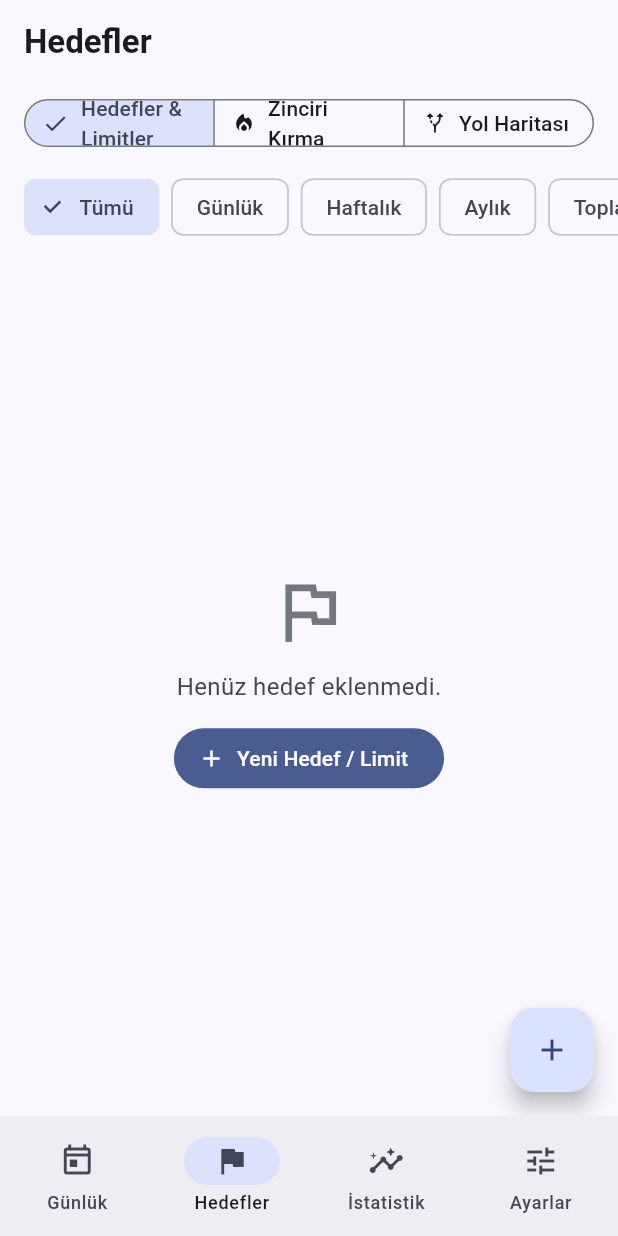
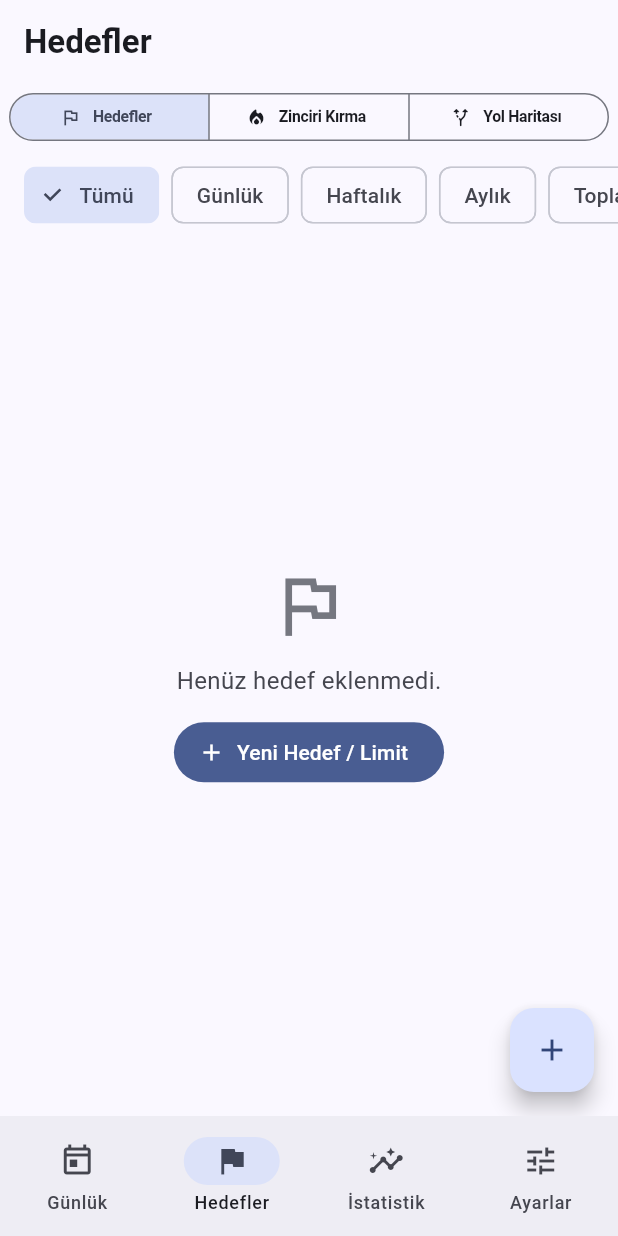
Before and after one commit to muratboy/seyir, a Flutter app: the screen it shows after launch, item 2 of the bottom bar chosen, on a phone screen of 412 x 824 dp. Run offline on Flutter 3.47's test engine with Material 3 defaults, Android fonts, the phone set to English and light mode, and no system bars; our stand-ins replace csv, fl_chart, flutter_local_notifications, flutter_timezone, pdf, pedometer and 4 more; missing offline and left inert: home_widget; accounts and stored records are empty; statements that could not run were skipped.

Commit message:
fix: Optimize Goals SegmentedButton styling and labels to prevent text overflow

```diff
--- a/lib/ui/components/today_roadmap_panel.dart
+++ b/lib/ui/components/today_roadmap_panel.dart
@@ -139,13 +139,13 @@ class TodayRoadmapPanel extends StatelessWidget {
               const SizedBox(height: 8),
               // Öncelikli ilk 3 bekleyen adımı listele
               ...pendingSteps.take(3).map((step) {
-                return Container(
-                  margin: const EdgeInsets.only(bottom: 6),
-                  decoration: BoxDecoration(
+                return Padding(
+                  padding: const EdgeInsets.only(bottom: 6),
+                  child: Material(
                     color: scheme.surfaceContainerHighest.withValues(alpha: 0.4),
                     borderRadius: BorderRadius.circular(12),
-                  ),
-                  child: ListTile(
+                    clipBehavior: Clip.antiAlias,
+                    child: ListTile(
                     dense: true,
                     contentPadding: const EdgeInsets.symmetric(horizontal: 10, vertical: 0),
                     onTap: () async {
@@ -220,8 +220,9 @@ class TodayRoadmapPanel extends StatelessWidget {
                             ),
                           ),
                   ),
-                );
-              }),
+                ),
+              );
+            }),
             ],
           ],
         ),
--- a/lib/ui/goals_page.dart
+++ b/lib/ui/goals_page.dart
@@ -54,27 +54,40 @@ class _GoalsPageState extends State<GoalsPage> {
           ),
           body: Column(
             children: [
-              // Segmented switcher: [ Hedefler & Limitler | 🔥 Zinciri Kırma | 🗺️ Yol Haritası ]
+              // Segmented switcher: [ Hedefler | 🔥 Zinciri Kırma | 🗺️ Yol Haritası ]
               Padding(
-                padding: const EdgeInsets.fromLTRB(16, 6, 16, 8),
+                padding: const EdgeInsets.fromLTRB(6, 6, 6, 8),
                 child: SizedBox(
                   width: double.infinity,
                   child: SegmentedButton<GoalsPageTab>(
-                    style: const ButtonStyle(
+                    showSelectedIcon: false,
+                    style: SegmentedButton.styleFrom(
                       visualDensity: VisualDensity.compact,
+                      tapTargetSize: MaterialTapTargetSize.shrinkWrap,
+                      padding: const EdgeInsets.symmetric(horizontal: 0, vertical: 6),
                     ),
                     segments: [
                       ButtonSegment(
                         value: GoalsPageTab.goals,
-                        label: Text(s.goalsTitle),
-                        icon: const Icon(Icons.flag_outlined, size: 16),
+                        label: Text(
+                          s.isTr ? 'Hedefler' : 'Goals',
+                          style: const TextStyle(fontSize: 10.5, fontWeight: FontWeight.w600, letterSpacing: -0.2),
+                          maxLines: 1,
+                          overflow: TextOverflow.ellipsis,
+                        ),
+                        icon: const Icon(Icons.flag_outlined, size: 14),
                       ),
                       ButtonSegment(
                         value: GoalsPageTab.habits,
                         label: Text(
-                          totalHabitsCount == 0 ? s.tabHabits : '${s.tabHabits} ($totalHabitsCount)',
+                          totalHabitsCount == 0
+                              ? (s.isTr ? 'Zinciri Kırma' : 'Habits')
+                              : '${s.isTr ? "Zinciri Kırma" : "Habits"} ($totalHabitsCount)',
+                          style: const TextStyle(fontSize: 10.5, fontWeight: FontWeight.w600, letterSpacing: -0.2),
+                          maxLines: 1,
+                          overflow: TextOverflow.ellipsis,
                         ),
-                        icon: const Icon(Icons.local_fire_department_rounded, size: 16),
+                        icon: const Icon(Icons.local_fire_department_rounded, size: 14),
                       ),
                       ButtonSegment(
                         value: GoalsPageTab.roadmaps,
@@ -82,8 +95,11 @@ class _GoalsPageState extends State<GoalsPage> {
                           roadmapsCount == 0
                               ? (s.isTr ? 'Yol Haritası' : 'Roadmaps')
                               : '${s.isTr ? "Yol Haritası" : "Roadmaps"} ($roadmapsCount)',
+                          style: const TextStyle(fontSize: 10.5, fontWeight: FontWeight.w600, letterSpacing: -0.2),
+                          maxLines: 1,
+                          overflow: TextOverflow.ellipsis,
                         ),
-                        icon: const Icon(Icons.alt_route_rounded, size: 16),
+                        icon: const Icon(Icons.alt_route_rounded, size: 14),
                       ),
                     ],
                     selected: {_currentTab},
```
